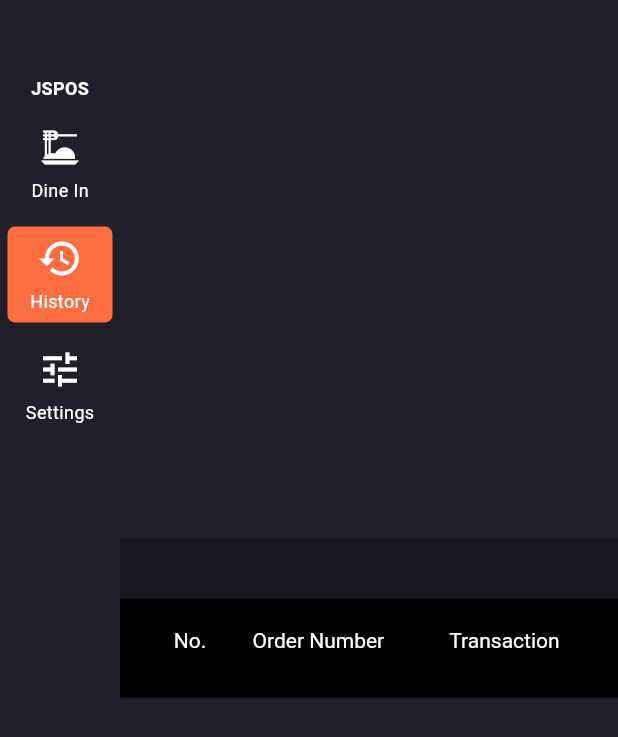
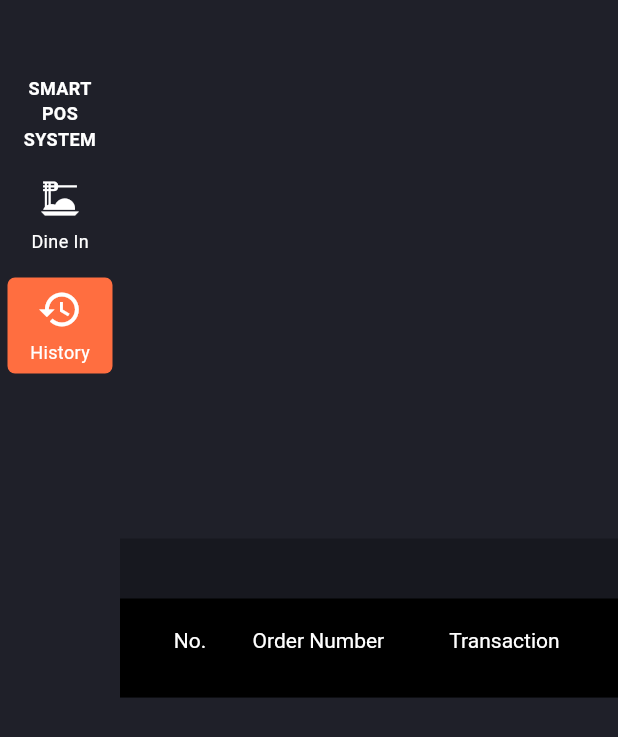
Before and after one commit to CallJoshDrew/jspos, a Flutter app: the screen it shows after launch, after a tap on "History", on a phone screen of 412 x 824 dp. Shown: the top 737 px of the screen. Run offline on Flutter 3.47's test engine with Material 3 defaults, Android fonts, the phone set to English and light mode, and no system bars; drawn by our look-alikes of data_table_2; our stand-ins replace cherry_toast, flutter_form_builder, flutter_riverpod, hive, hive_flutter; missing offline and left inert: bluetooth_print; accounts and stored records are empty.

Commit message:
Update jpos.dart
Changed name to SMART POS SYSTEM and remove settings temporary

```diff
--- a/lib/app/jpos.dart
+++ b/lib/app/jpos.dart
@@ -134,7 +134,7 @@ class _MainPageState extends State<MainPage> {
             // _itemMenu(menu: 'Take Out', icon: Icons.shopping_bag),
             _itemMenu(menu: 'History', icon: Icons.history_sharp),
             // _itemMenu(menu: 'Reports', icon: Icons.bar_chart),
-            _itemMenu(menu: 'Settings', icon: Icons.tune),
+            // _itemMenu(menu: 'Settings', icon: Icons.tune),
           ]),
         )
       ]),
@@ -154,8 +154,12 @@ class _MainPageState extends State<MainPage> {
         // ),
         SizedBox(height: 10),
         Text(
-          'JSPOS',
+          'SMART',
           style: TextStyle(color: Colors.white, fontSize: 12, fontWeight: FontWeight.bold),
+        ),
+        Text(
+          'POS SYSTEM',
+          style: TextStyle(color: Colors.white, fontSize: 12, fontWeight: FontWeight.bold), textAlign: TextAlign.center,
         )
       ],
     );
```
